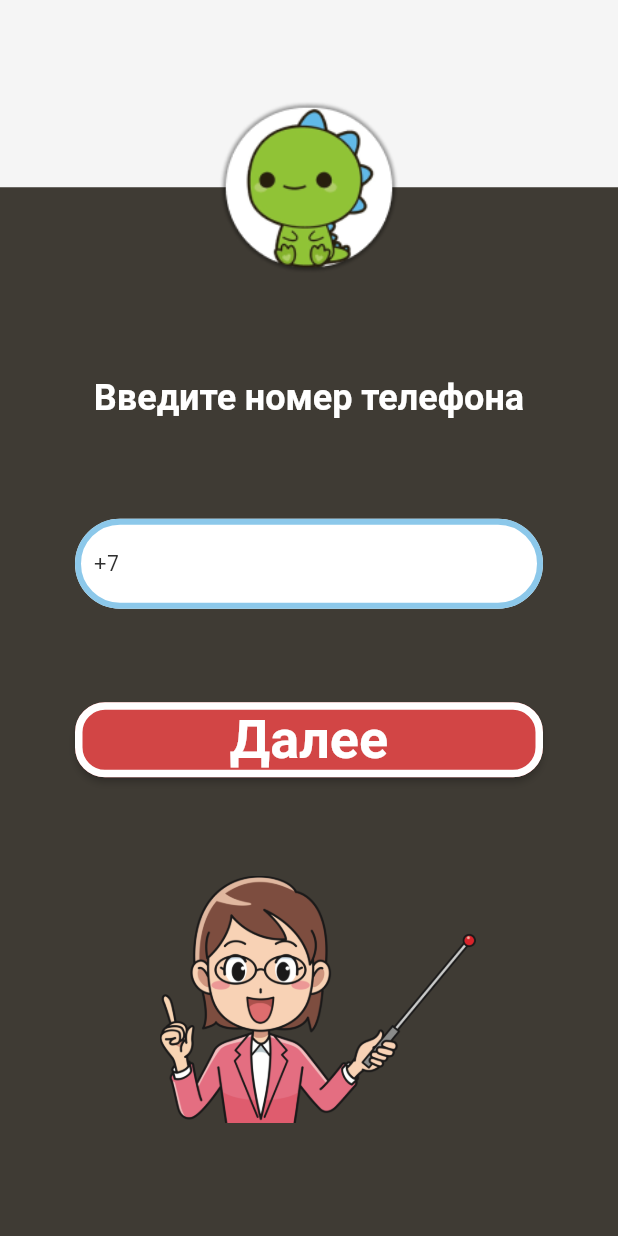
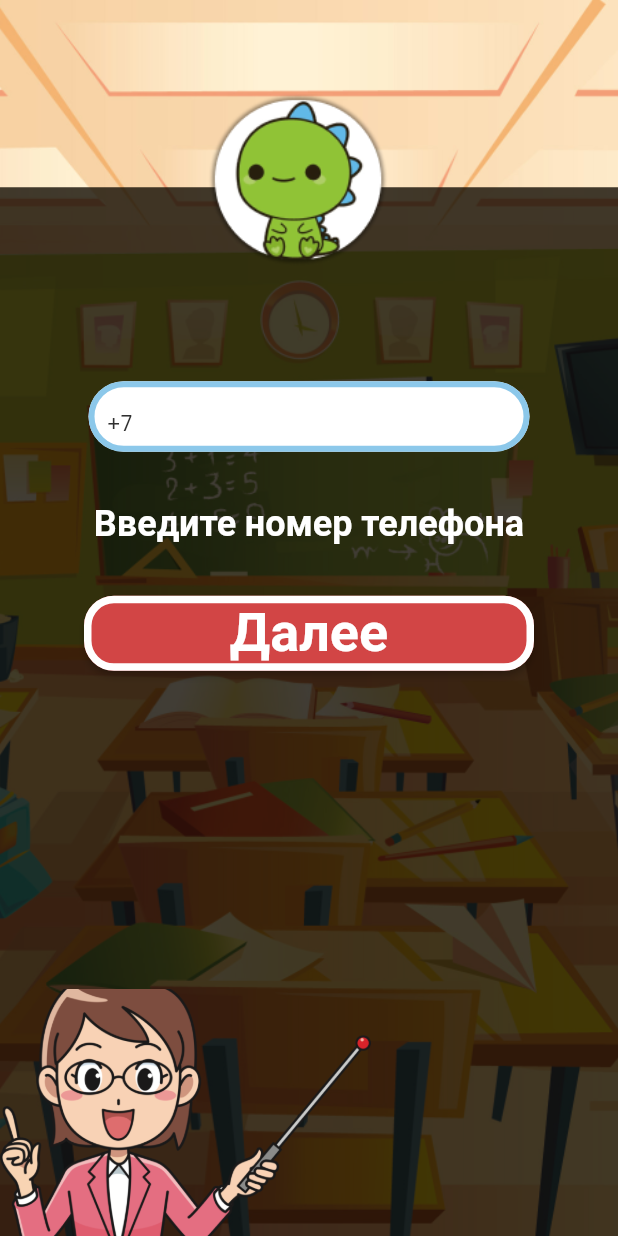
Before and after one commit to Sypexx/KengaBoo, a Flutter app: the RegistrationNumberWidget screen opened directly, on a phone screen of 412 x 824 dp. Run offline on Flutter 3.47's test engine with Material 2 defaults, Android fonts, the phone set to English and light mode, and no system bars; drawn by our look-alikes of auto_size_text; our stand-ins replace built_collection, built_value, cloud_firestore, firebase_auth, firebase_core, font_awesome_flutter and 8 more; missing offline and left inert: json_path; accounts and stored records are empty; generated files the repository leaves out were written again.

Commit message:
Updating to latest FlutterFlow output.

```diff
--- a/lib/registration_number/registration_number_widget.dart
+++ b/lib/registration_number/registration_number_widget.dart
@@ -29,78 +29,49 @@ class _RegistrationNumberWidgetState extends State<RegistrationNumberWidget> {
     return Scaffold(
       key: scaffoldKey,
       backgroundColor: Color(0xFFF5F5F5),
-      body: Stack(
-        children: [
-          Column(
-            mainAxisSize: MainAxisSize.max,
-            mainAxisAlignment: MainAxisAlignment.end,
-            children: [
-              Container(
-                width: MediaQuery.of(context).size.width,
-                height: MediaQuery.of(context).size.height * 1,
+      body: Container(
+        width: double.infinity,
+        height: double.infinity,
+        decoration: BoxDecoration(
+          color: Color(0xFFEEEEEE),
+          image: DecorationImage(
+            fit: BoxFit.cover,
+            image: Image.asset(
+              'assets/images/Rectangle_64.png',
+            ).image,
+          ),
+        ),
         child: Stack(
           children: [
             Align(
               alignment: AlignmentDirectional(0, 1.02),
               child: Container(
-                        width: MediaQuery.of(context).size.width,
+                width: double.infinity,
                 height: MediaQuery.of(context).size.height * 0.85,
                 decoration: BoxDecoration(
                   color: Color(0xCB100B02),
                 ),
               ),
             ),
-                  ],
-                ),
-              ),
-            ],
-          ),
-          Stack(
+            Align(
+              alignment: AlignmentDirectional(0, -0.2),
+              child: Column(
+                mainAxisSize: MainAxisSize.min,
+                mainAxisAlignment: MainAxisAlignment.center,
+                crossAxisAlignment: CrossAxisAlignment.center,
                 children: [
                   Padding(
-                padding: EdgeInsetsDirectional.fromSTEB(0, 65, 0, 0),
+                    padding: EdgeInsetsDirectional.fromSTEB(0, 0, 0, 30),
+                    child: Container(
+                      width: 300,
+                      height: 50,
                       child: Stack(
                         children: [
-                    Column(
-                      mainAxisSize: MainAxisSize.max,
-                      children: [
-                        Container(
-                          width: MediaQuery.of(context).size.width,
-                          height: MediaQuery.of(context).size.height * 0.55,
-                          decoration: BoxDecoration(),
-                          child: Column(
-                            mainAxisSize: MainAxisSize.max,
-                            mainAxisAlignment: MainAxisAlignment.spaceBetween,
-                            children: [
-                              Row(
-                                mainAxisSize: MainAxisSize.max,
-                                mainAxisAlignment: MainAxisAlignment.center,
-                                children: [
-                                  Container(
-                                    width: 120,
-                                    height: 120,
-                                    clipBehavior: Clip.antiAlias,
-                                    decoration: BoxDecoration(
-                                      shape: BoxShape.circle,
-                                    ),
-                                    child: Image.asset(
-                                      'assets/images/dasda_4.png',
-                                    ),
-                                  ),
-                                ],
-                              ),
-                              Text(
-                                'Введите номер телефона',
-                                style: FlutterFlowTheme.bodyText1.override(
-                                  fontFamily: 'Poppins',
-                                  color: Colors.white,
-                                  fontSize: 24,
-                                  fontWeight: FontWeight.w600,
-                                ),
-                              ),
-                              Padding(
-                                padding: EdgeInsetsDirectional.fromSTEB(
-                                    50, 0, 50, 0),
+                          Align(
+                            alignment: AlignmentDirectional(-0.8, 0),
+                            child: Padding(
+                              padding:
+                                  EdgeInsetsDirectional.fromSTEB(3, 3, 3, 0),
                               child: TextFormField(
                                 controller: textController,
                                 obscureText: false,
@@ -126,15 +97,28 @@ class _RegistrationNumberWidgetState extends State<RegistrationNumberWidget> {
                                 keyboardType: TextInputType.phone,
                               ),
                             ),
+                          ),
+                        ],
+                      ),
+                    ),
+                  ),
                   Padding(
-                                padding: EdgeInsetsDirectional.fromSTEB(
-                                    50, 0, 50, 0),
-                                child: FFButtonWidget(
+                    padding: EdgeInsetsDirectional.fromSTEB(0, 0, 0, 30),
+                    child: Text(
+                      'Введите номер телефона',
+                      style: FlutterFlowTheme.bodyText1.override(
+                        fontFamily: 'Poppins',
+                        color: Colors.white,
+                        fontSize: 24,
+                        fontWeight: FontWeight.w600,
+                      ),
+                    ),
+                  ),
+                  FFButtonWidget(
                     onPressed: () async {
                       if (textController.text.isEmpty ||
                           !textController.text.startsWith('+')) {
-                                      ScaffoldMessenger.of(context)
-                                          .showSnackBar(
+                        ScaffoldMessenger.of(context).showSnackBar(
                           SnackBar(
                             content: Text(
                                 'Phone Number is required and has to start with +.'),
@@ -149,8 +133,7 @@ class _RegistrationNumberWidgetState extends State<RegistrationNumberWidget> {
                           await Navigator.pushAndRemoveUntil(
                             context,
                             MaterialPageRoute(
-                                            builder: (context) =>
-                                                RegistrationCodeWidget(),
+                              builder: (context) => RegistrationCodeWidget(),
                             ),
                             (r) => false,
                           );
@@ -159,11 +142,10 @@ class _RegistrationNumberWidgetState extends State<RegistrationNumberWidget> {
                     },
                     text: 'Далее',
                     options: FFButtonOptions(
-                                    width: double.infinity,
+                      width: 300,
                       height: 50,
                       color: Color(0xFFD24545),
-                                    textStyle:
-                                        FlutterFlowTheme.subtitle2.override(
+                      textStyle: FlutterFlowTheme.subtitle2.override(
                         fontFamily: 'Poppins',
                         color: Colors.white,
                         fontSize: 36,
@@ -176,39 +158,35 @@ class _RegistrationNumberWidgetState extends State<RegistrationNumberWidget> {
                       borderRadius: 20,
                     ),
                   ),
-                              ),
                 ],
               ),
             ),
-                        Container(
-                          width: MediaQuery.of(context).size.width,
-                          height: MediaQuery.of(context).size.height * 0.37,
-                          decoration: BoxDecoration(),
-                          child: Stack(
-                            children: [
             Align(
-                                alignment: AlignmentDirectional(0.07, -0.06),
+              alignment: AlignmentDirectional(-1, 1),
               child: Image.asset(
                 'assets/images/NicePng_teacher-clipart-2.png',
-                                  width:
-                                      MediaQuery.of(context).size.width * 0.6,
-                                  height:
-                                      MediaQuery.of(context).size.height * 0.2,
-                                  fit: BoxFit.contain,
+                width: MediaQuery.of(context).size.width * 0.6,
+                height: MediaQuery.of(context).size.height * 0.2,
+                fit: BoxFit.cover,
+              ),
+            ),
+            Align(
+              alignment: AlignmentDirectional(-0.05, -0.83),
+              child: Container(
+                width: 120,
+                height: 120,
+                clipBehavior: Clip.antiAlias,
+                decoration: BoxDecoration(
+                  shape: BoxShape.circle,
+                ),
+                child: Image.asset(
+                  'assets/images/dasda_4.png',
+                ),
               ),
             ),
           ],
         ),
       ),
-                      ],
-                    ),
-                  ],
-                ),
-              ),
-            ],
-          ),
-        ],
-      ),
     );
   }
 }
```
Lines whose indentation alone changed are shown as unchanged.
